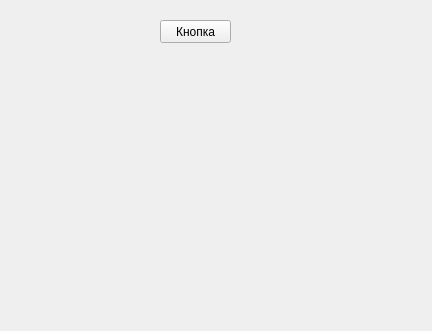
Above: UI.ui from Corteyyy/-Surgut---Konik- before the change. Below: the same form after it.
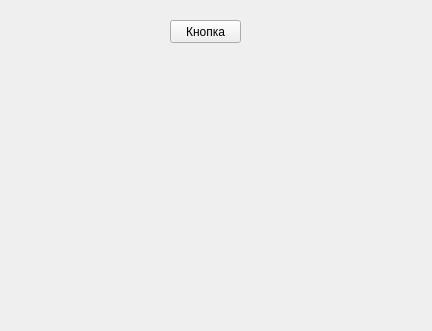
That is the form after the change.

Commit message: Git и желтые окружности

```diff
--- a/UI.ui
+++ b/UI.ui
@@ -16,7 +16,7 @@
   <widget class="QPushButton" name="pushButton">
    <property name="geometry">
     <rect>
-     <x>160</x>
+     <x>170</x>
      <y>20</y>
      <width>71</width>
      <height>23</height>
```
The commit also changes 1 other file.
